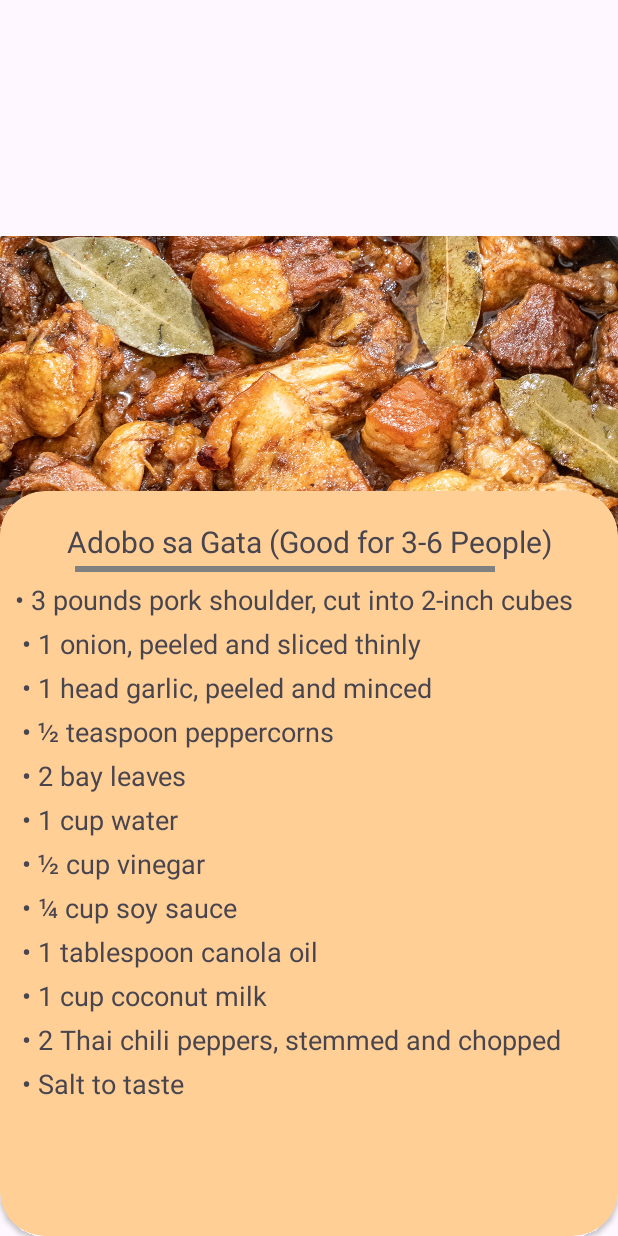
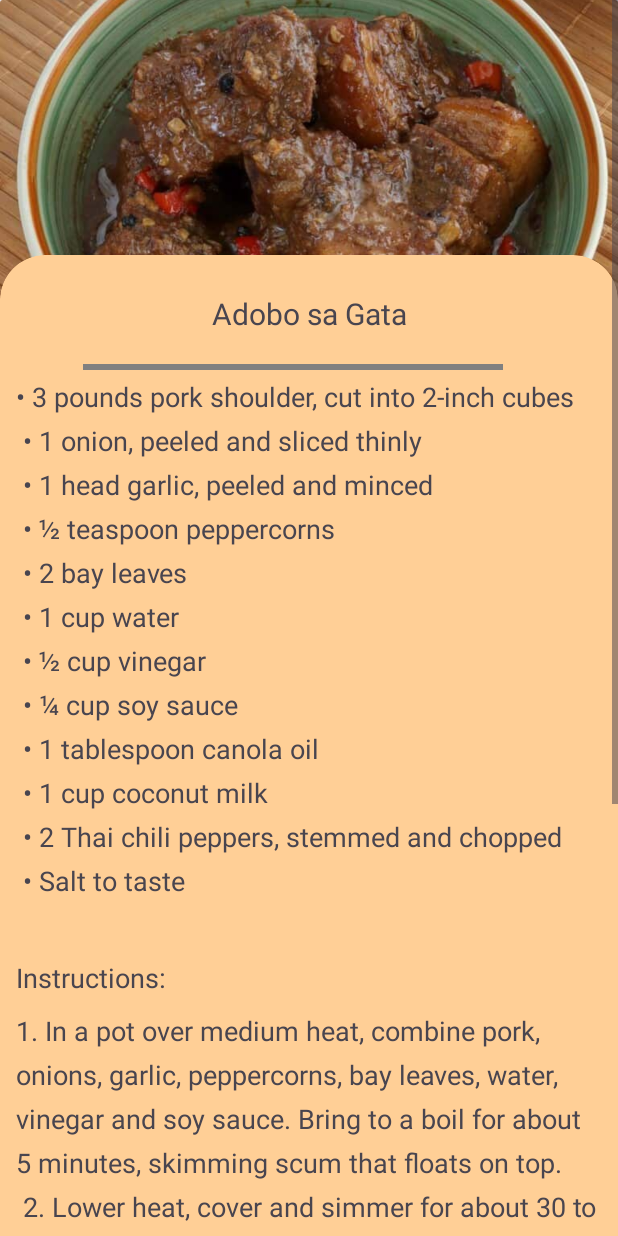
Before and after one commit to Juliusramos/Final, an Android app: the fragment PorkAdobo shown on its own in the app's theme, on a phone screen of 412 x 824 dp. Run offline under Robolectric (Android 15) with nearby library versions, the phone set to English and light mode, and no system bars.

Commit message:
for saving trying adobo trying complete(?) layout

```diff
--- a/app/src/main/java/com/firstapp/loginactivity/bottom_fragments/PorkAdobo.kt
+++ b/app/src/main/java/com/firstapp/loginactivity/bottom_fragments/PorkAdobo.kt
@@ -5,13 +5,9 @@ import androidx.fragment.app.Fragment
 import android.view.LayoutInflater
 import android.view.View
 import android.view.ViewGroup
-import android.widget.TextView
 import com.firstapp.loginactivity.R
 
 class PorkAdobo : Fragment() {
-    // TODO: Rename and change types of parameters
-    private var param1: String? = null
-    private var param2: String? = null
 
     override fun onCreate(savedInstanceState: Bundle?) {
         super.onCreate(savedInstanceState)
@@ -23,9 +19,6 @@ class PorkAdobo : Fragment() {
     override fun onCreateView(inflater: LayoutInflater, container: ViewGroup?,
     savedInstanceState: Bundle?): View? {
         val view = inflater.inflate(R.layout.fragment_porkadobo, container, false)
-        val adobosagata = view.findViewById<TextView>(R.id.tv_adobosagata)
-        val bulletedText = getString(R.string.bl_adobosagata)
-        adobosagata.text = bulletedText
         // Inflate the layout for this fragment
         return view
     }
--- a/app/src/main/res/layout/fragment_porkadobo.xml
+++ b/app/src/main/res/layout/fragment_porkadobo.xml
@@ -1,30 +1,31 @@
 <?xml version="1.0" encoding="utf-8"?>
-<LinearLayout xmlns:android="http://schemas.android.com/apk/res/android"
+<ScrollView xmlns:android="http://schemas.android.com/apk/res/android"
     xmlns:tools="http://schemas.android.com/tools"
     android:layout_width="match_parent"
     android:layout_height="match_parent"
-    android:orientation="vertical"
     xmlns:app="http://schemas.android.com/apk/res-auto"
-    android:gravity="bottom"
     android:fillViewport="true"
     tools:context=".bottom_fragments.PorkAdobo">
 
 
+    <androidx.constraintlayout.widget.ConstraintLayout
+        android:layout_width="match_parent"
+        android:layout_height="wrap_content">
         <LinearLayout
             android:layout_width="match_parent"
             android:layout_height="wrap_content"
-        >
+            android:orientation="vertical"
+            tools:ignore="MissingConstraints">
             <androidx.cardview.widget.CardView
                 android:layout_width="match_parent"
                 android:layout_height="wrap_content">
             <ImageView
                 android:layout_width="wrap_content"
                 android:layout_height="200sp"
-            android:src="@drawable/adobo"
+                android:src="@drawable/adobosagata"
                 android:scaleType="centerCrop"
-            android:contentDescription="porkadobo"/>
+                android:contentDescription="@string/adobo_sa_gata"/>
             </androidx.cardview.widget.CardView>
-    </LinearLayout>
 
             <androidx.cardview.widget.CardView
                 android:layout_width="match_parent"
@@ -32,11 +33,16 @@
                 app:cardBackgroundColor="@color/orange"
                 app:cardCornerRadius="30dp"
                 android:layout_marginTop="-30dp">
-
+                <LinearLayout
+                    android:layout_width="match_parent"
+                    android:layout_height="wrap_content"
+                    android:orientation="vertical"
+                    android:padding="5sp"
+                    tools:ignore="MissingConstraints">
                     <TextView
                         android:layout_width="match_parent"
                         android:layout_height="wrap_content"
-                android:text="Adobo sa Gata (Good for 3-6 People)"
+                        android:text="@string/adobo_sa_gata"
                         android:textSize="20sp"
                         android:textAlignment="center"
                         android:layout_margin="20dp"/>
@@ -45,20 +51,37 @@
                         android:layout_width="280dp"
                         android:layout_height="4dp"
                         android:background="@color/gray"
-                android:layout_marginTop="50dp"
                         android:layout_marginHorizontal="50dp"/>
 
                     <TextView
                         android:id="@+id/tv_adobosagata"
                         android:layout_width="match_parent"
                         android:layout_height="wrap_content"
-                android:layout_marginBottom="50dp"
-                android:layout_marginTop="50dp"
                         android:fontFamily="sans-serif"
                         android:lineSpacingExtra="8sp"
-                android:padding="10sp"
+                        android:padding="5sp"
                         android:text="@string/bl_adobosagata"
                         android:textSize="18sp" />
+
+                    <TextView
+                        android:layout_width="match_parent"
+                        android:layout_height="wrap_content"
+                        android:text="@string/instructions"
+                        android:fontFamily="sans-serif"
+                        android:textSize="18sp"
+                        android:padding="5sp"/>
+
+                    <TextView
+                        android:id="@+id/ins_adobosagata"
+                        android:layout_width="match_parent"
+                        android:layout_height="wrap_content"
+                        android:fontFamily="sans-serif"
+                        android:lineSpacingExtra="8sp"
+                        android:padding="5sp"
+                        android:text="@string/ins_adobosagata"
+                        android:textSize="18sp"/>
+                </LinearLayout>
             </androidx.cardview.widget.CardView>
-
         </LinearLayout>
+    </androidx.constraintlayout.widget.ConstraintLayout>
+</ScrollView>
--- a/app/src/main/res/values/strings.xml
+++ b/app/src/main/res/values/strings.xml
@@ -58,4 +58,15 @@
          \u2022 2 Thai chili peppers, stemmed and chopped \n
          \u2022 Salt to taste \n
     </string>
+    <string name="ins_adobosagata">
+        1.	In a pot over medium heat, combine pork, onions, garlic, peppercorns, bay leaves, water, vinegar and soy sauce. Bring to a boil for about 5 minutes, skimming scum that floats on top. \n
+        2.	Lower heat, cover and simmer for about 30 to 40 minutes or until meat is tender. Drain meat. Reserve the aromatics and 1 cup of the liquid. \n
+        3.	In a wide pan over medium heat, heat oil. Add meat and aromatics and cook, stirring occasionally, until lightly browned. \n
+        4.	Add reserved liquid, coconut milk, and chili peppers. \n
+        5.	Lower heat, cover and continue to cook for about 15 to 20 minutes or until meat is completely cooked and sauce is reduced and thickened. \n
+        6.	Season with salt to taste.  Serve hot. \n \n
+        Reference: https://www.kawalingpinoy.com/adobo-sa-gata/
+    </string>
+    <string name="instructions">Instructions:</string>
+    <string name="adobo_sa_gata">Adobo sa Gata</string>
 </resources>
```
Also changed, not shown: app/src/main/res/drawable/adobosagata.jpg (added). Lines whose indentation alone changed are shown as unchanged.
